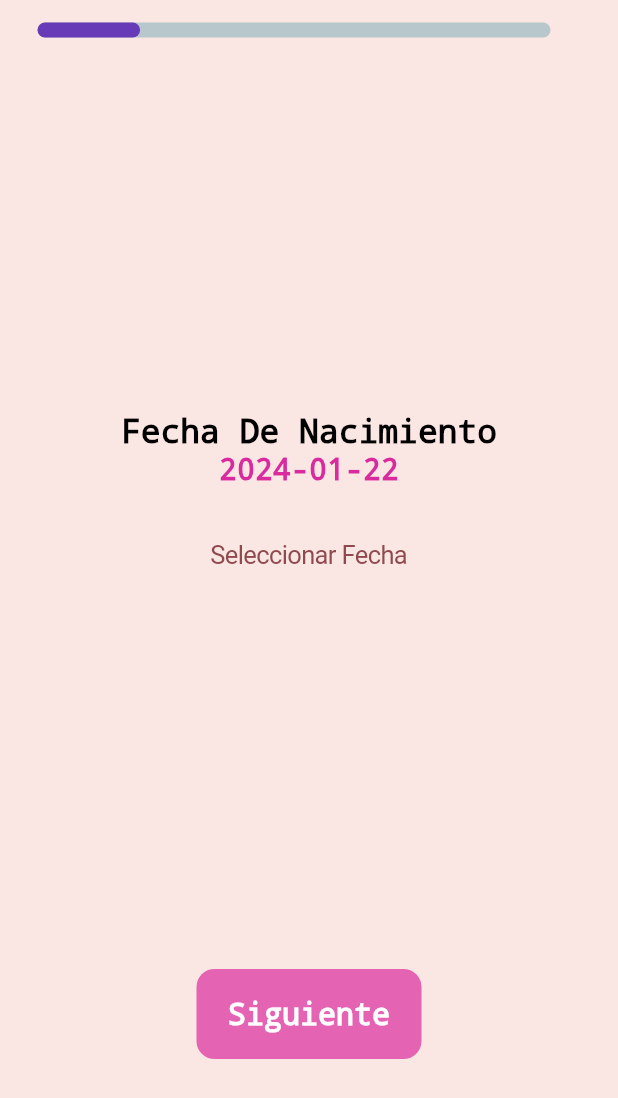
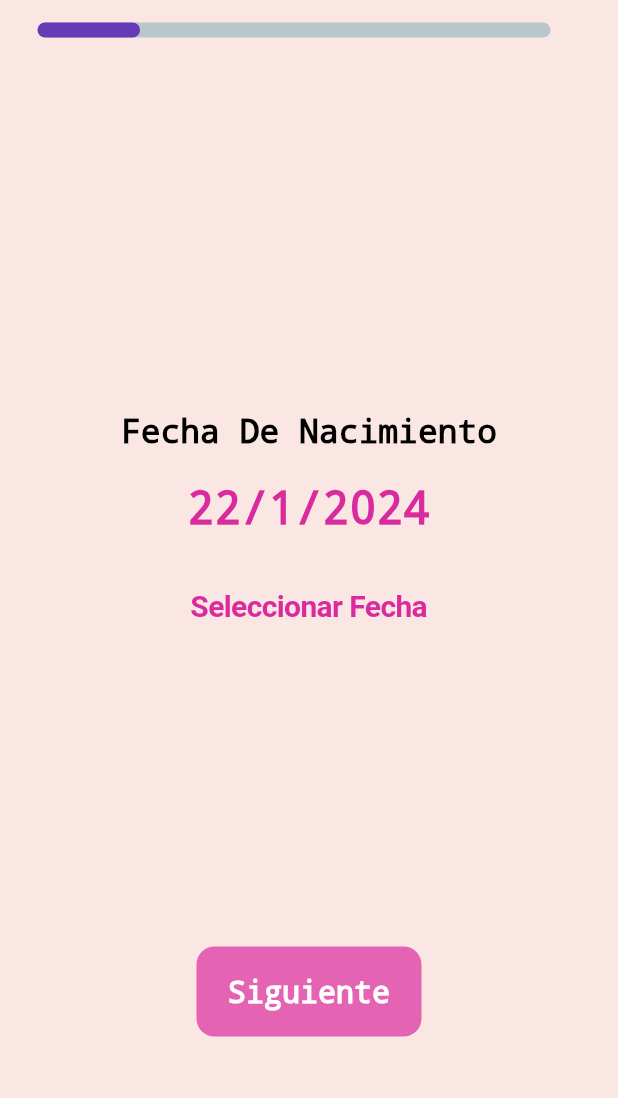
Before and after one commit to iC0d1g0/LunaRD, a Flutter app: the BonoPage screen opened directly, on a phone screen of 412 x 824 dp. Shown: the top 1098 px of the screen. Run offline on Flutter 3.47's test engine with Material 3 defaults, Android fonts, the phone set to English and light mode, and no system bars; drawn by our look-alikes of percent_indicator; our stand-ins replace firebase_auth, firebase_core, sqflite; missing offline and left inert: quantity_input; accounts and stored records are empty.

```diff
--- a/lib/src/views/screens/banco_screen.dart
+++ b/lib/src/views/screens/banco_screen.dart
@@ -19,8 +19,10 @@ class _BonoPageState extends State<BonoPage> {
     final DateTime? picked = await showCupertinoModalPopup(
       context: context,
       builder: (BuildContext builder) {
+        return Center(
         // ignore: sized_box_for_whitespace
-        return Container(
+          child: Container(
+            color: const Color(0xFFFAE6E2),
             height: 300.0,
             child: CupertinoDatePicker(
               mode: CupertinoDatePickerMode.date,
@@ -30,6 +32,7 @@ class _BonoPageState extends State<BonoPage> {
                   selectedDate = newDate;
                 });
               },
+            ),
           ),
         );
       },
@@ -73,23 +76,34 @@ class _BonoPageState extends State<BonoPage> {
                     color: Colors.black,
                     decoration: TextDecoration.none),
               ),
+              const SizedBox(height: 20.0),
               Text(
-                '${selectedDate.toLocal()}'.split(' ')[0],
+                '${selectedDate.day}/${selectedDate.month}/${selectedDate.year}',
                 style: const TextStyle(
-                    fontSize: 20.0,
+                    fontSize: 30.0,
                     color: Color(0xFFDA2B9E),
                     decoration: TextDecoration.none),
               ),
               const SizedBox(height: 20.0),
               CupertinoButton(
                 onPressed: () => _selectDate(context),
-                child: const Text('Seleccionar Fecha'),
+                child: const Text(
+                  'Seleccionar Fecha',
+                  style: TextStyle(
+                      fontSize: 20.0,
+                      fontWeight: FontWeight.bold,
+                      color: Color(0xFFDA2B9E),
+                      decoration: TextDecoration.none),
                 ),
-              const SizedBox(height: 250),
+              ),
+              const SizedBox(height: 200),
               MyNext(
                 customColor: const Color(0xFFDA2B9E).withOpacity(0.7),
                 text: "Siguiente",
                 onTap: () {
+                  /* if ( DateTime.now().year - selectedDate.year < 18) {
+                    return; // mostrar mensaje de error
+                  } */
                   Navigator.push(
                       context,
                       MaterialPageRoute(
--- a/lib/src/views/screens/login_screen_form.dart
+++ b/lib/src/views/screens/login_screen_form.dart
@@ -42,7 +42,7 @@ class _LoginScreenFormState extends State<LoginScreenForm> {
                   ),
                   MyButton(
                     customColor: const Color(0x00ffcec5).withOpacity(0.7),
-                    text: 'Sing In',
+                    text: 'Iniciar Sesión',
                     onTap: () {
                       Navigator.push(
                           context,
@@ -54,7 +54,7 @@ class _LoginScreenFormState extends State<LoginScreenForm> {
                   const SizedBox(height: 20),
                   MyButtono(
                     customColor: const Color(0xFFDA2B9E).withOpacity(0.7),
-                    text: "Create an account",
+                    text: "Crear Cuenta",
                     onTap: () {
                       Navigator.push(
                           context,
--- a/lib/src/views/widgets/mytext.dart
+++ b/lib/src/views/widgets/mytext.dart
@@ -5,6 +5,8 @@ class MyText extends StatelessWidget {
   final IconData? icon;
   final void Function()? onPressed;
   final bool obsecureText;
+  final void Function(String value)? onChanged;
+  final String? value;
 
   const MyText({
     super.key,
@@ -12,6 +14,8 @@ class MyText extends StatelessWidget {
     this.icon,
     this.onPressed,
     this.obsecureText = false,
+    this.onChanged,
+    this.value,
   });
 
   @override
@@ -28,6 +32,8 @@ class MyText extends StatelessWidget {
         children: [
           Expanded(
             child: TextField(
+              onChanged: onChanged,
+              controller: TextEditingController(text: value),
               decoration: InputDecoration(
                   border: InputBorder.none,
                   hintText: hintText,
```
Also changed, not shown: lib/src/controllers/login_controller.dart (added, +17 -0 lines), lib/src/views/screens/home_screen.dart (+18 -6 lines), lib/src/views/screens/login_screen.dart (+68 -19 lines), 2 other files. Lines whose indentation alone changed are shown as unchanged.
